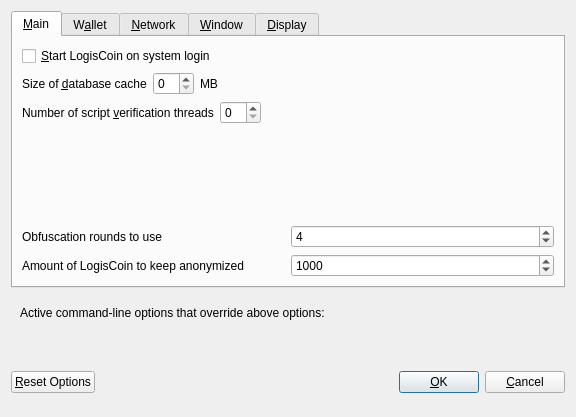
Old version of the form src/qt/forms/optionsdialog.ui in the repository forkcoin01/ValinorCoinmn.
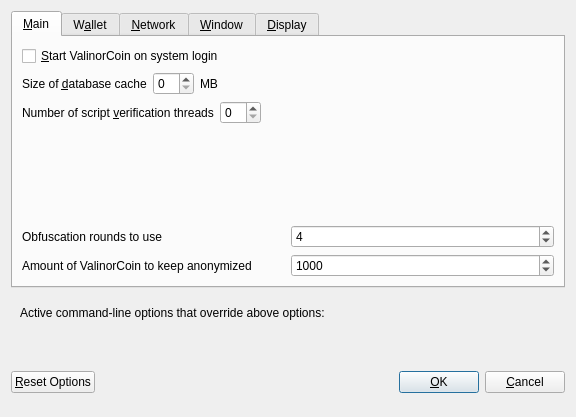
New version of the form. Custom widgets are drawn as their Qt base class.

```diff
--- a/src/qt/forms/optionsdialog.ui
+++ b/src/qt/forms/optionsdialog.ui
@@ -33,7 +33,7 @@
           <string>Automatically start LogisCoin after logging in to the system.</string>
          </property>
          <property name="text">
-          <string>&amp;Start LogisCoin on system login</string>
+          <string>&amp;Start ValinorCoin on system login</string>
          </property>
         </widget>
        </item>
@@ -177,7 +177,7 @@
             <string notr="true"/>
            </property>
            <property name="text">
-            <string>Amount of LogisCoin to keep anonymized</string>
+            <string>Amount of ValinorCoin to keep anonymized</string>
            </property>
           </widget>
          </item>
```
Left out of the diff: 12 changed lines with no effect on the pictures.
